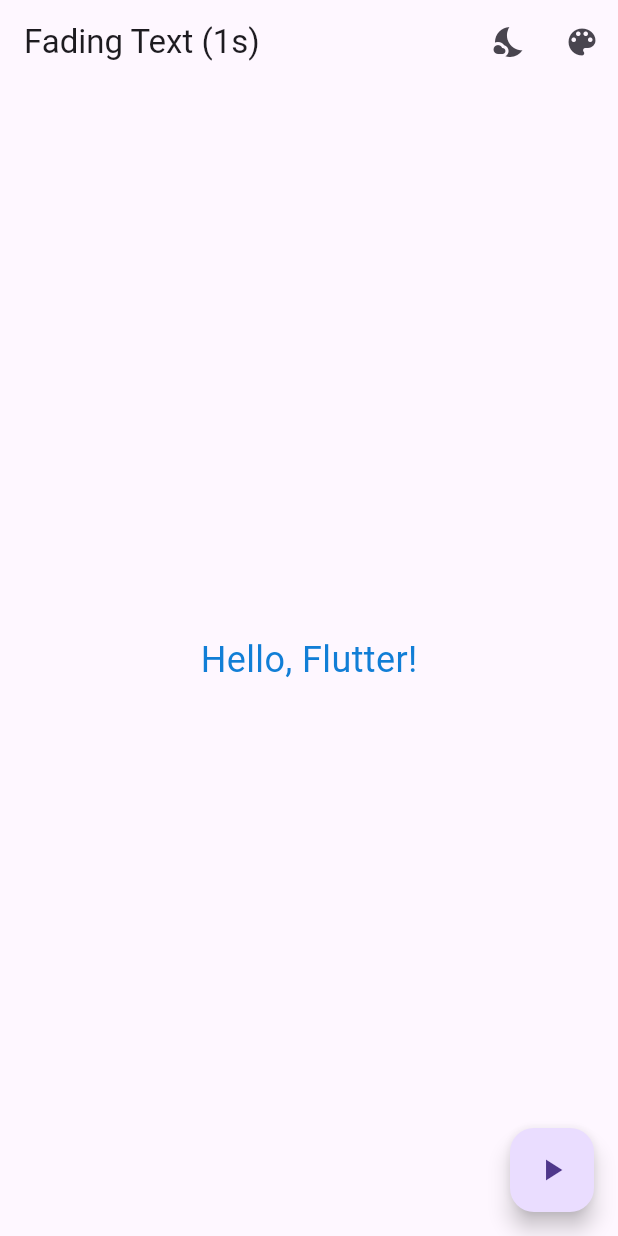
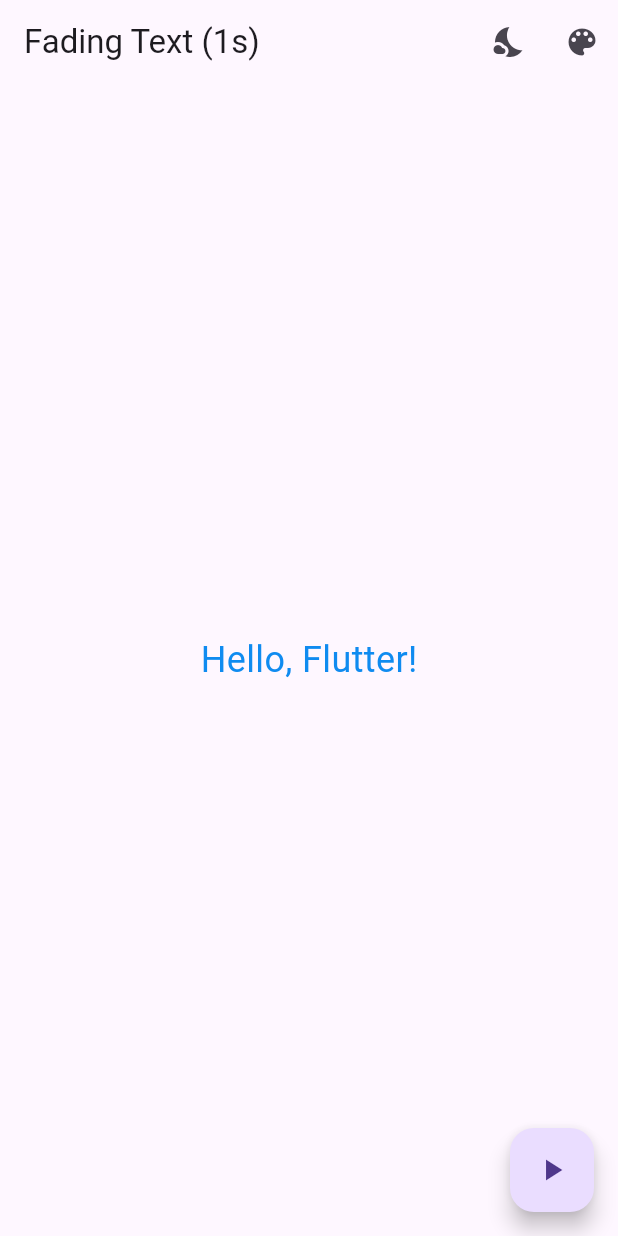
Before and after one commit to Lavanyathangaraj/mad_inclass_activity_8, a Flutter app: the screen it shows after launch, on a phone screen of 412 x 824 dp. Run offline on Flutter 3.47's test engine with Material 3 defaults, Android fonts, the phone set to English and light mode, and no system bars; our stand-ins replace flutter_colorpicker.

Commit message:
Add color picker to change text color on fading text screens

```diff
--- a/lib/main.dart
+++ b/lib/main.dart
@@ -65,7 +65,7 @@
 
 class _FadingTextAnimationState extends State<FadingTextAnimation> {
   bool _isVisible = true;
-  Color _textColor = const Color.fromARGB(255, 17, 126, 214);
+  Color _textColor = const Color.fromARGB(255, 15, 139, 240);
 
   void toggleVisibility() {
     setState(() {
```
